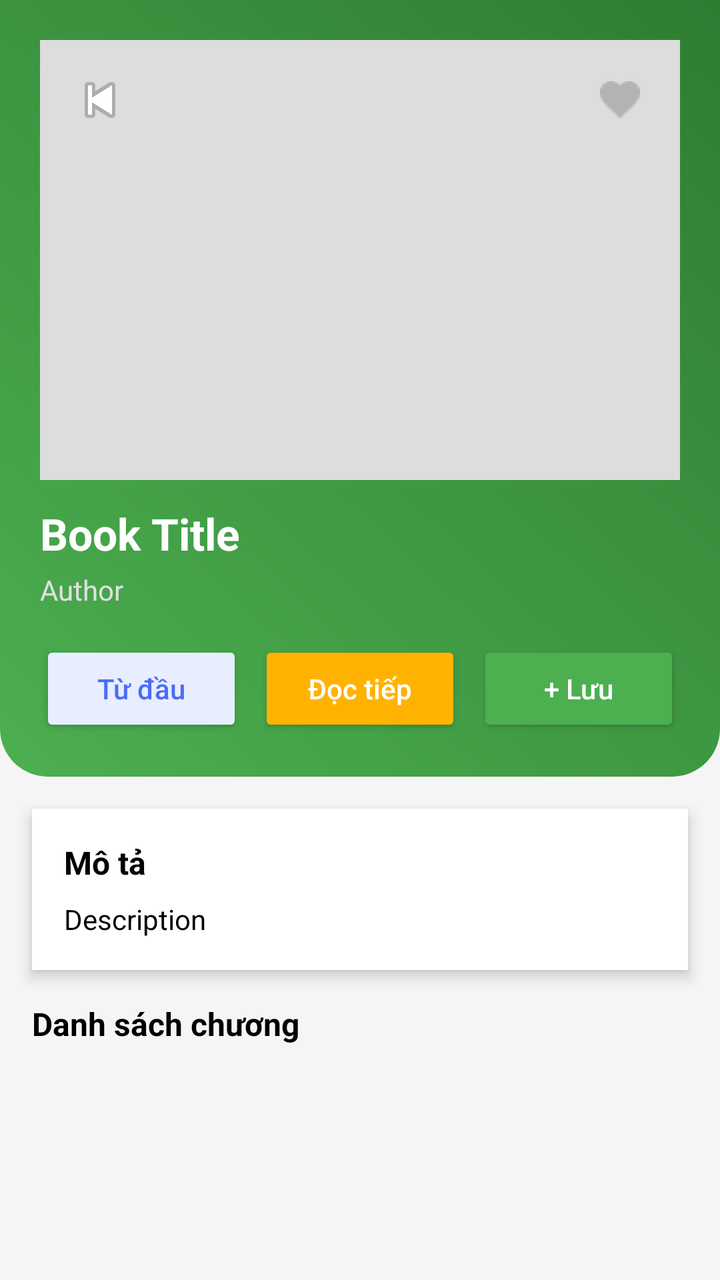
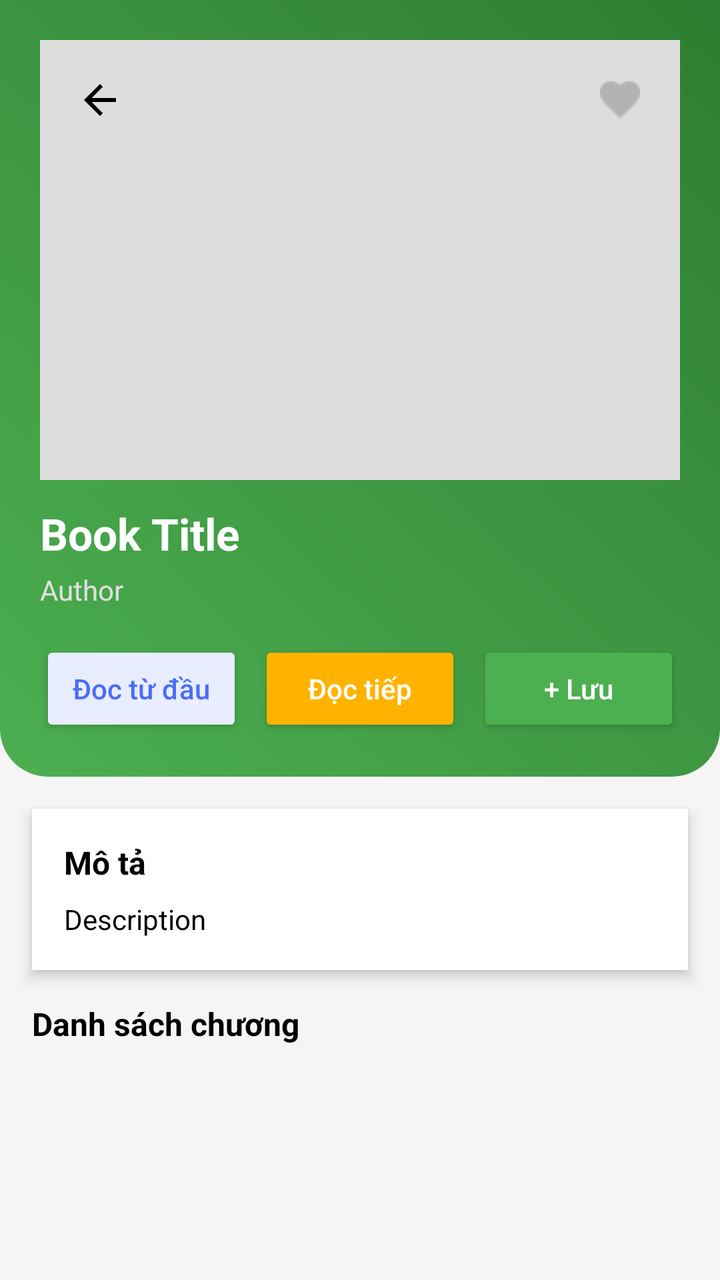

The first picture is an Android layout as it rendered before a commit; the second is the same layout after the commit. The layout source and the unified diff follow.
<!-- AndroidManifest.xml: application theme Theme.LibraryApp -->
<!-- res/layout/fragment_book_detail.xml -->
<?xml version="1.0" encoding="utf-8"?>
<LinearLayout xmlns:android="http://schemas.android.com/apk/res/android"
    android:id="@+id/rootLinearLayout"
    android:layout_width="match_parent"
    android:layout_height="match_parent"
    android:orientation="vertical"
    android:background="@color/background">

    
    <LinearLayout
        android:id="@+id/headerSection"
        android:layout_width="match_parent"
        android:layout_height="wrap_content"
        android:orientation="vertical"
        android:background="@drawable/bg_header"
        android:padding="20dp">

        
        <FrameLayout
            android:layout_width="match_parent"
            android:layout_height="220dp">

            <ImageView
                android:id="@+id/imgBook"
                android:layout_width="match_parent"
                android:layout_height="match_parent"
                android:scaleType="centerCrop"
                android:background="#DDDDDD" />

            
            <ImageButton
                android:id="@+id/btnBack"
                android:layout_width="40dp"
                android:layout_height="40dp"
                android:layout_gravity="top|start"
                android:layout_margin="10dp"
                android:background="@android:color/transparent"
                android:src="@android:drawable/ic_media_previous"
                android:contentDescription="back" />

            
            <ImageButton
                android:id="@+id/btnFavorite"
                android:layout_width="40dp"
                android:layout_height="40dp"
                android:layout_gravity="top|end"
                android:layout_margin="10dp"
                android:background="@android:color/transparent"
                android:src="@drawable/ic_favorite_border"
                android:contentDescription="favorite" />
        </FrameLayout>

        
        <TextView
            android:id="@+id/tvTitle"
            android:layout_width="match_parent"
            android:layout_height="wrap_content"
            android:text="Book Title"
            android:textColor="@android:color/white"
            android:textSize="22sp"
            android:textStyle="bold"
            android:layout_marginTop="12dp" />

        
        <TextView
            android:id="@+id/tvAuthor"
            android:layout_width="match_parent"
            android:layout_height="wrap_content"
            android:text="Author"
            android:textColor="#E0E0E0"
            android:textSize="14sp"
            android:layout_marginTop="4dp" />

        
        <LinearLayout
            android:layout_width="match_parent"
            android:layout_height="wrap_content"
            android:orientation="horizontal"
            android:layout_marginTop="16dp">

            
            <Button
                android:id="@+id/btnReadFromStart"
                android:layout_width="0dp"
                android:layout_height="48dp"
                android:layout_weight="1"
                android:text="Từ đầu"
                android:textAllCaps="false"
                android:textColor="#4A6CF7"
                android:backgroundTint="#E8EDFF" />

            <Space
                android:layout_width="8dp"
                android:layout_height="wrap_content"/>

            
            <Button
                android:id="@+id/btnContinueReading"
                android:layout_width="0dp"
                android:layout_height="48dp"
                android:layout_weight="1"
                android:text="Đọc tiếp"
                android:textAllCaps="false"
                android:textColor="@android:color/white"
                android:backgroundTint="#FFB300" />

            <Space
                android:layout_width="8dp"
                android:layout_height="wrap_content"/>

            <Button
                android:id="@+id/btnAddToLibrary"
                android:layout_width="0dp"
                android:layout_height="48dp"
                android:layout_weight="1"
                android:text="+ Lưu"
                android:textAllCaps="false"
                android:textColor="@android:color/white"
                android:backgroundTint="#4CAF50" />


        </LinearLayout>

    </LinearLayout>

    <androidx.core.widget.NestedScrollView
        android:layout_width="match_parent"
        android:layout_height="0dp"
        android:layout_weight="1"
        android:fillViewport="true">

        <LinearLayout
            android:layout_width="match_parent"
            android:layout_height="wrap_content"
            android:orientation="vertical">

            
            <LinearLayout
                android:layout_width="match_parent"
                android:layout_height="wrap_content"
                android:orientation="vertical"
                android:background="@color/surface"
                android:layout_margin="16dp"
                android:padding="16dp"
                android:elevation="4dp">

                <TextView
                    android:layout_width="wrap_content"
                    android:layout_height="wrap_content"
                    android:text="Mô tả"
                    android:textStyle="bold"
                    android:textSize="16sp"
                    android:textColor="@color/text_primary"/>

                <TextView
                    android:id="@+id/tvDescription"
                    android:layout_width="match_parent"
                    android:layout_height="wrap_content"
                    android:text="Description"
                    android:textSize="14sp"
                    android:textColor="@color/text_primary"
                    android:layout_marginTop="8dp"
                    android:lineSpacingExtra="4dp"/>
            </LinearLayout>

            
            <TextView
                android:id="@+id/tvChapterLabel"
                android:layout_width="match_parent"
                android:layout_height="wrap_content"
                android:text="Danh sách chương"
                android:textStyle="bold"
                android:textSize="16sp"
                android:textColor="@color/text_primary"
                android:layout_marginStart="16dp"
                android:layout_marginBottom="8dp"/>

            
            <androidx.recyclerview.widget.RecyclerView
                android:id="@+id/rvChapters"
                android:layout_width="match_parent"
                android:layout_height="wrap_content"
                android:nestedScrollingEnabled="false"
                android:paddingStart="12dp"
                android:paddingEnd="12dp"
                android:paddingBottom="50dp"
                android:clipToPadding="false"/>

        </LinearLayout>

    </androidx.core.widget.NestedScrollView>

</LinearLayout>
<!-- resources referenced by this layout -->
<resources>
  <color name="background">#F5F5F5</color>
  <color name="surface">#FFFFFF</color>
  <color name="text_primary">#000000</color>
  <!-- drawable bg_header (drawable) -->
  <?xml version="1.0" encoding="utf-8"?>
  <shape xmlns:android="http://schemas.android.com/apk/res/android">
      <gradient
          android:startColor="#4CAF50"
          android:endColor="#2E7D32"
          android:angle="45"/>
  
      <corners
          android:bottomLeftRadius="24dp"
          android:bottomRightRadius="24dp"/>
  </shape>
  <!-- drawable ic_favorite_border: png bitmap (drawable, 430 bytes) -->
  <style name="Theme.LibraryApp" parent="Theme.AppCompat.Light.NoActionBar" />
</resources>

<!-- the commit's change to res/layout/fragment_book_detail.xml (unified diff, before → after) -->
@@ -35,7 +35,7 @@
                 android:layout_gravity="top|start"
                 android:layout_margin="10dp"
                 android:background="@android:color/transparent"
-                android:src="@android:drawable/ic_media_previous"
+                android:src="@drawable/ic_arrow_back"
                 android:contentDescription="back" />
 
             
@@ -84,7 +84,7 @@
                 android:layout_width="0dp"
                 android:layout_height="48dp"
                 android:layout_weight="1"
-                android:text="Từ đầu"
+                android:text="Đoc từ đầu"
                 android:textAllCaps="false"
                 android:textColor="#4A6CF7"
                 android:backgroundTint="#E8EDFF" />
@@ -127,7 +127,9 @@
         android:layout_width="match_parent"
         android:layout_height="0dp"
         android:layout_weight="1"
-        android:fillViewport="true">
+        android:fillViewport="true"
+        android:clipToPadding="false"
+        android:paddingBottom="60dp">
 
         <LinearLayout
             android:layout_width="match_parent"
<!-- resource entries referenced after the edit -->
@@ -15,6 +15,12 @@
           android:bottomLeftRadius="24dp"
           android:bottomRightRadius="24dp"/>
   </shape>
+  <!-- drawable ic_arrow_back (drawable) -->
+  <vector xmlns:android="http://schemas.android.com/apk/res/android" android:autoMirrored="true" android:height="24dp" android:tint="#000000" android:viewportHeight="24" android:viewportWidth="24" android:width="24dp">
+        
+      <path android:fillColor="@android:color/white" android:pathData="M20,11H7.83l5.59,-5.59L12,4l-8,8 8,8 1.41,-1.41L7.83,13H20v-2z"/>
+      
+  </vector>
   <!-- drawable ic_favorite_border: png bitmap (drawable, 430 bytes) -->
   <style name="Theme.LibraryApp" parent="Theme.AppCompat.Light.NoActionBar" />
 </resources>
